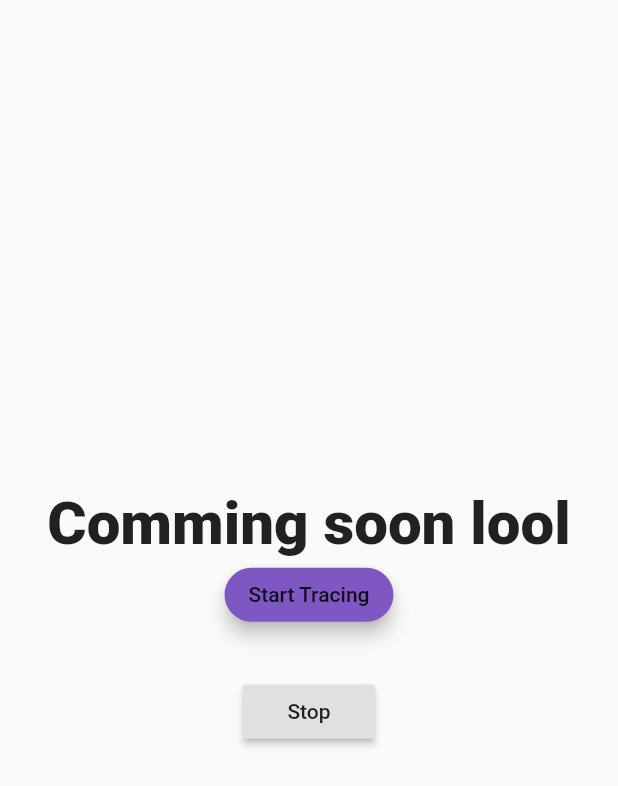
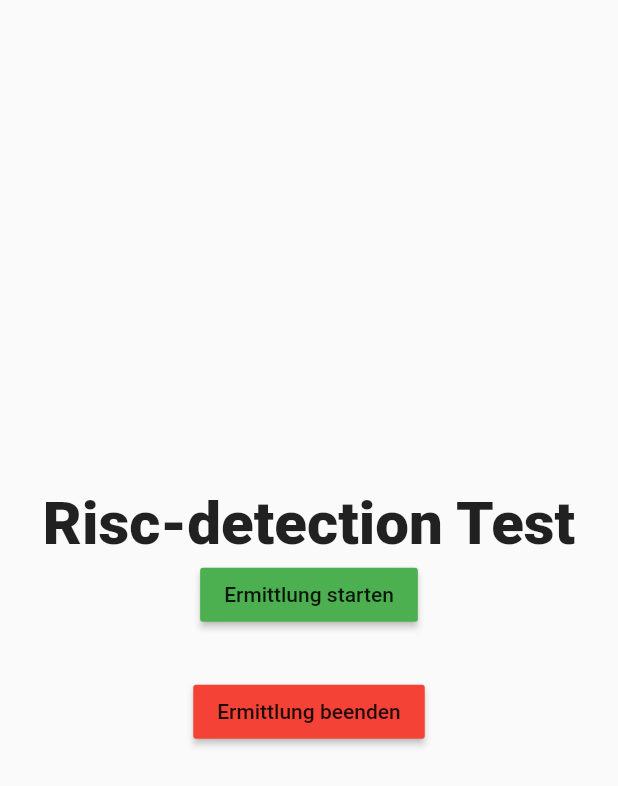
Before and after one commit to cxdxng/covwarn, a Flutter app: the AboutScreen screen opened by its route, on a phone screen of 412 x 824 dp. Shown: the top 786 px of the screen. Run offline on Flutter 3.47's test engine with Material 2 defaults, Android fonts, the phone set to English and light mode, and no system bars; missing offline and left inert: nearby_connections, platform_alert_dialog; network calls fail.

Commit message:
Added changes

```diff
--- a/lib/info.dart
+++ b/lib/info.dart
@@ -3,14 +3,13 @@ import 'package:nearby_connections/nearby_connections.dart';
 
 class AboutScreen extends StatelessWidget {
   final Strategy strategy = Strategy.P2P_STAR;
-
+  String advertisementID = "";
 
   void discovery() async {
     try {
       bool a = await Nearby().startDiscovery("megaluul", strategy,
           onEndpointFound: (String lol, name, serviceId) async {
         print('I saw id with name:$name'); // the name here is an email
-
       }, onEndpointLost: (id) {
         print("id");
       });
@@ -24,8 +23,6 @@ class AboutScreen extends StatelessWidget {
     Nearby().askLocationAndExternalStoragePermission();
   }
 
-
-
   @override
   Widget build(BuildContext context) {
     getPermissions();
@@ -37,23 +34,17 @@ class AboutScreen extends StatelessWidget {
           children: [
             Center(
                 child: Text(
-                "Comming soon lool",
-                style: TextStyle(
-                  fontSize: 40,
-                  fontWeight: FontWeight.w900
-                ),
+              "Risc-detection Test",
+              style: TextStyle(fontSize: 40, fontWeight: FontWeight.w900),
             )),
             Padding(
               padding: EdgeInsets.only(bottom: 30.0),
               child: RaisedButton(
-              shape: RoundedRectangleBorder(
-                  borderRadius: BorderRadius.circular(20.0)),
-              elevation: 5.0,
-              color: Colors.deepPurple[400],
+                color: Colors.green,
                 onPressed: () async {
                   try {
                     bool a = await Nearby().startAdvertising(
-                    "bekaakt",
+                      advertisementID,
                       strategy,
                       onConnectionInitiated: null,
                       onConnectionResult: (id, status) {
@@ -72,18 +63,17 @@ class AboutScreen extends StatelessWidget {
                   discovery();
                 },
                 child: Text(
-                'Start Tracing',
-
+                  'Ermittlung starten',
                 ),
               ),
             ),
-
-          RaisedButton(onPressed: (){
+            RaisedButton(
+              onPressed: () {
                 Nearby().stopAdvertising();
                 Nearby().stopDiscovery();
-
               },
-          child: Text("Stop"),
+              color: Colors.red,
+              child: Text("Ermittlung beenden"),
             )
           ],
         ),
```
Also changed, not shown: lib/home.dart (+63 -39 lines), lib/main.dart (+12 -17 lines). Lines whose indentation alone changed are shown as unchanged.
